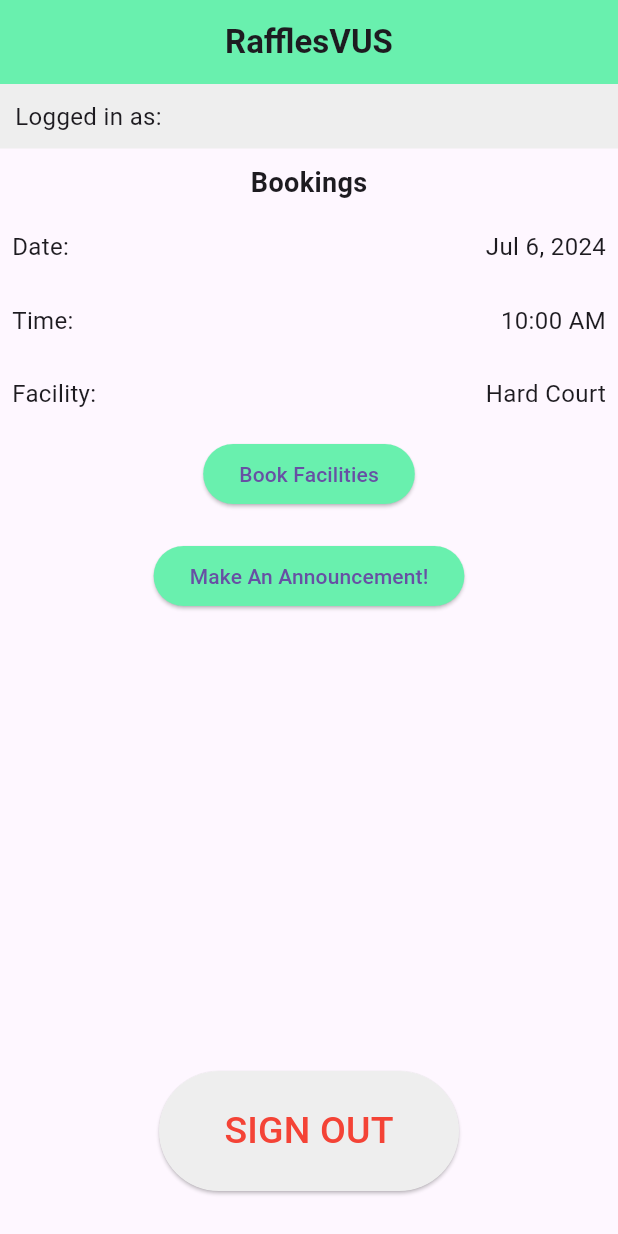
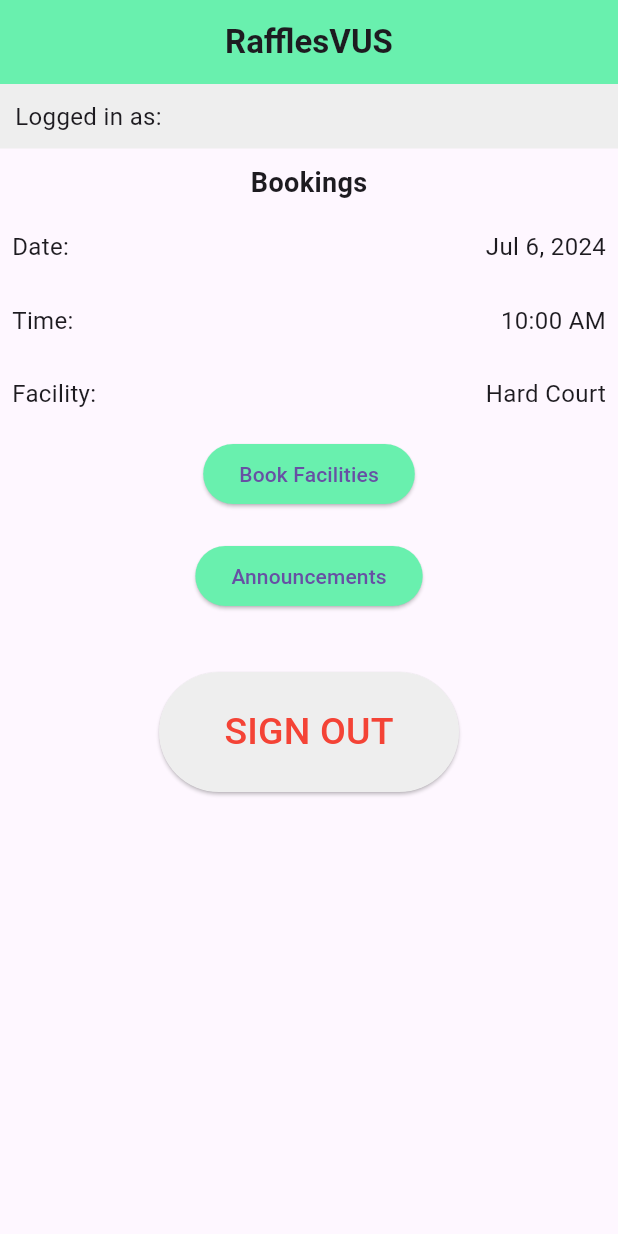
Before and after one commit to lifrocszh/2024-Orbital-6532, a Flutter app: the screen it shows once a user with an empty profile is signed in, on a phone screen of 412 x 824 dp. Run offline on Flutter 3.47's test engine with Material 3 defaults, Android fonts, the phone set to English and light mode, and no system bars; our stand-ins replace cloud_firestore, firebase_auth, firebase_core, table_calendar; accounts and stored records are empty.

Commit message:
Adding announcements page and announcements function

```diff
--- a/lib/pages/home_page.dart
+++ b/lib/pages/home_page.dart
@@ -2,11 +2,12 @@ import 'package:flutter/material.dart';
 import 'package:firebase_auth/firebase_auth.dart';
 import 'package:orbital/auth.dart';
 import 'package:intl/intl.dart';
-import 'package:orbital/pages/login_page.dart';
+// import 'package:orbital/pages/login_page.dart';
 import 'package:orbital/pages/booking_page.dart';
+import 'package:orbital/pages/announcement_page.dart';
 
 class HomePage extends StatefulWidget {
-  HomePage({super.key});
+  const HomePage({super.key});
 
   @override
   State<HomePage> createState() => _HomeState();
@@ -15,11 +16,31 @@ class HomePage extends StatefulWidget {
 class _HomeState extends State<HomePage> {
   final currentUser = FirebaseAuth.instance.currentUser;
 
-  String _name = 'Alex Tan';
-  String _id = 'A1234567N';
-  DateTime _selectedDate = DateTime.now();
-  String _time = '10:00 AM'; // Placeholder for actual time
-  String _facility = 'Hard Court'; // Placeholder for actual facility
+  Widget loggedInState() {
+    return Container(
+        color: Colors.grey[200],
+        padding: const EdgeInsets.all(10.0),
+        child: Row(
+          mainAxisAlignment: MainAxisAlignment.spaceBetween,
+          children: [
+            const Text(
+              "Logged in as: ",
+              style: TextStyle(fontSize: 16.0),
+            ),
+            Text(
+              "${currentUser!.email}",
+              style:
+                  const TextStyle(fontSize: 16.0, fontWeight: FontWeight.bold),
+            ),
+          ],
+        ));
+  }
+
+  // final String _name = 'Alex Tan';
+  // final String _id = 'A1234567N';
+  final DateTime _selectedDate = DateTime.now();
+  final String _time = '10:00 AM'; // Placeholder for actual time
+  final String _facility = 'Hard Court'; // Placeholder for actual facility
 
   Future<void> signOut() async {
     await Auth().signOut();
@@ -28,13 +49,13 @@ class _HomeState extends State<HomePage> {
   Widget signOutButton() {
     return ElevatedButton(
       onPressed: signOut,
+      style: ButtonStyle(
+          minimumSize: WidgetStateProperty.all(const Size(200.0, 80.0)),
+          backgroundColor: WidgetStateProperty.all(Colors.grey[200])),
       child: const Text(
         'SIGN OUT',
         style: TextStyle(fontSize: 25, color: Colors.red),
       ),
-      style: ButtonStyle(
-          minimumSize: WidgetStateProperty.all(Size(200.0, 80.0)),
-          backgroundColor: WidgetStateProperty.all(Colors.grey[200])),
     );
   }
 
@@ -45,15 +66,13 @@ class _HomeState extends State<HomePage> {
         // Update booking information in state
         Navigator.push(
           context,
-          MaterialPageRoute(builder: (context) => BookingPage()),
+          MaterialPageRoute(builder: (context) => const BookingPage()),
         );
-        setState(() {
-          // Update _selectedDate, _time, and _facility based on booking details
-        });
+        setState(() {});
       },
-      child: const Text('Book Facilities'),
       style: ButtonStyle(
           backgroundColor: WidgetStateProperty.all(Colors.greenAccent)),
+      child: const Text('Book Facilities'),
     );
   }
 
@@ -62,13 +81,13 @@ class _HomeState extends State<HomePage> {
       onPressed: () {
         Navigator.push(
           context,
-          MaterialPageRoute(builder: (context) => BookingPage()),
+          MaterialPageRoute(builder: (context) => const AnnouncementPage()),
         );
         setState(() {});
       },
-      child: const Text('Make An Announcement!'),
       style: ButtonStyle(
           backgroundColor: WidgetStateProperty.all(Colors.greenAccent)),
+      child: const Text('Announcements'),
     );
   }
 
@@ -85,25 +104,7 @@ class _HomeState extends State<HomePage> {
       ),
       body: Column(
         children: [
-          Container(
-            color: Colors.grey[200],
-            padding: const EdgeInsets.all(10.0),
-            // ignore: prefer_interpolation_to_compose_strings
-            child: Row(
-              mainAxisAlignment: MainAxisAlignment.spaceBetween,
-              children: [
-                const Text(
-                  "Logged in as: ",
-                  style: TextStyle(fontSize: 16.0),
-                ),
-                Text(
-                  "${currentUser!.email}",
-                  style: const TextStyle(
-                      fontSize: 16.0, fontWeight: FontWeight.bold),
-                ),
-              ],
-            ),
-          ),
+          loggedInState(),
           Container(
             padding: const EdgeInsets.all(10.0),
             child: const Text(
@@ -118,9 +119,9 @@ class _HomeState extends State<HomePage> {
                 Row(
                   mainAxisAlignment: MainAxisAlignment.spaceBetween,
                   children: [
-                    Padding(
-                      padding: const EdgeInsets.all(8.0),
-                      child: const Text(
+                    const Padding(
+                      padding: EdgeInsets.all(8.0),
+                      child: Text(
                         'Date:',
                         style: TextStyle(fontSize: 16.0),
                       ),
@@ -138,9 +139,9 @@ class _HomeState extends State<HomePage> {
                 Row(
                   mainAxisAlignment: MainAxisAlignment.spaceBetween,
                   children: [
-                    Padding(
-                      padding: const EdgeInsets.all(8.0),
-                      child: const Text(
+                    const Padding(
+                      padding: EdgeInsets.all(8.0),
+                      child: Text(
                         'Time:',
                         style: TextStyle(fontSize: 16.0),
                       ),
@@ -158,9 +159,9 @@ class _HomeState extends State<HomePage> {
                 Row(
                   mainAxisAlignment: MainAxisAlignment.spaceBetween,
                   children: [
-                    Padding(
-                      padding: const EdgeInsets.all(8.0),
-                      child: const Text(
+                    const Padding(
+                      padding: EdgeInsets.all(8.0),
+                      child: Text(
                         'Facility:',
                         style: TextStyle(fontSize: 16.0),
                       ),
@@ -183,8 +184,7 @@ class _HomeState extends State<HomePage> {
               children: [bookFacilitiesButton()],
             ),
           ),
-          Expanded(
-            child: Column(
+          Column(
             mainAxisAlignment: MainAxisAlignment.spaceBetween,
             children: [
               Container(
@@ -197,7 +197,6 @@ class _HomeState extends State<HomePage> {
               ),
             ],
           ),
-          )
         ],
       ),
     );
--- a/lib/pages/login_page.dart
+++ b/lib/pages/login_page.dart
@@ -1,7 +1,6 @@
 import 'package:flutter/material.dart';
 import 'package:firebase_auth/firebase_auth.dart';
 import '../auth.dart';
-import '../mods/user.dart';
 
 class LoginPage extends StatefulWidget {
   const LoginPage({super.key});
```
Also changed, not shown: lib/mods/announcement.dart (added, +35 -0 lines), lib/pages/announcement_page.dart (added, +134 -0 lines), lib/pages/booking_page.dart (+7 -7 lines). Lines whose indentation alone changed are shown as unchanged.
